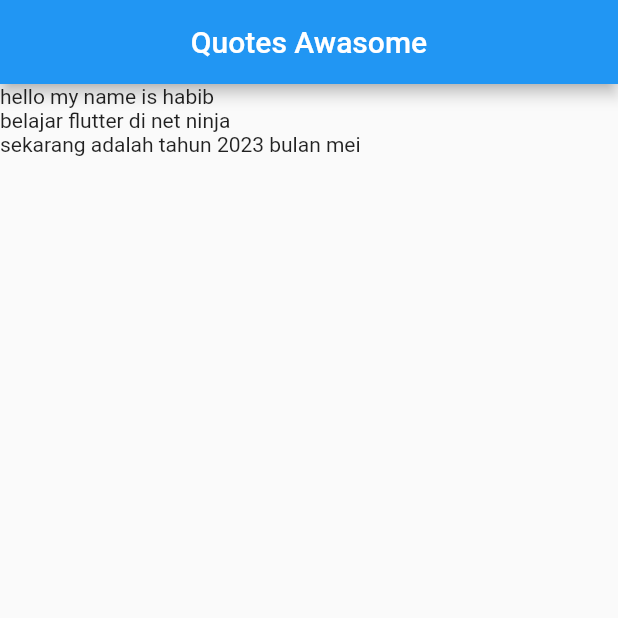
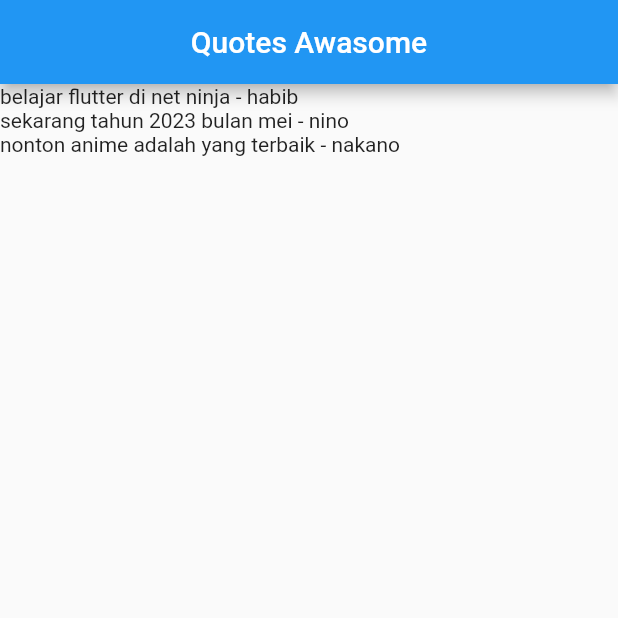
Before and after one commit to habibfr/Aplikasi-Flutter, a Flutter app: the screen it shows after launch, on a phone screen of 412 x 824 dp, the top half of it. Run offline on Flutter 3.47's test engine with Material 2 defaults, Android fonts, the phone set to English and light mode, and no system bars.

Commit message:
add a new class

```diff
--- a/quotes_project/lib/main.dart
+++ b/quotes_project/lib/main.dart
@@ -1,4 +1,5 @@
 import 'package:flutter/material.dart';
+import 'quote.dart';
 
 void main() {
   runApp(
@@ -18,10 +19,10 @@ class QuotesList extends StatefulWidget {
 
 class _QuotesListState extends State<QuotesList> {
 
-  List<String> quotes = [
-    'hello my name is habib',
-    'belajar flutter di net ninja',
-    'sekarang adalah tahun 2023 bulan mei'
+  List<Quote> quotes = [
+    Quote(text: "belajar flutter di net ninja", author: "habib"),
+    Quote(text: "sekarang tahun 2023 bulan mei", author: "nino"),
+    Quote(text: "nonton anime adalah yang terbaik", author: "nakano")
   ];
 
   @override
@@ -33,7 +34,7 @@ class _QuotesListState extends State<QuotesList> {
       ),
       body: Column(
         crossAxisAlignment: CrossAxisAlignment.start,
-        children: quotes.map((quote) => Text(quote)).toList(),
+        children: quotes.map((quote) => Text('${quote.text} - ${quote.author}')).toList(),
       ),
     );
   }
```
